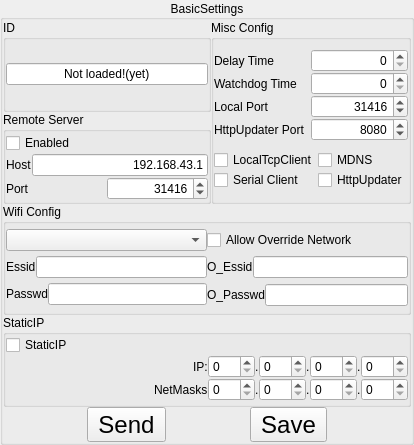
Old version of the form Apps/LedRemoteControl/editbasicsettingsgroupbox.ui in the repository successbyfailure/libreLeds.
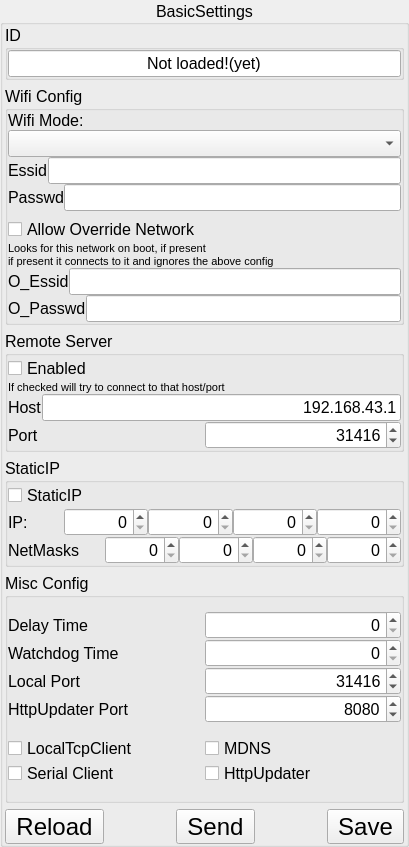
New version of the form.

Diff of the .ui file:
```diff
--- a/Apps/LedRemoteControl/editbasicsettingsgroupbox.ui
+++ b/Apps/LedRemoteControl/editbasicsettingsgroupbox.ui
@@ -6,10 +6,15 @@
    <rect>
     <x>0</x>
     <y>0</y>
-    <width>414</width>
-    <height>445</height>
+    <width>409</width>
+    <height>847</height>
    </rect>
   </property>
+  <property name="font">
+   <font>
+    <pointsize>12</pointsize>
+   </font>
+  </property>
   <property name="windowTitle">
    <string>GroupBox</string>
   </property>
@@ -25,379 +30,62 @@
   <property name="checkable">
    <bool>false</bool>
   </property>
-  <layout class="QVBoxLayout" name="verticalLayout_2" stretch="10,6,5,1">
-   <property name="spacing">
-    <number>0</number>
-   </property>
+  <layout class="QVBoxLayout" name="verticalLayout_3" stretch="1,3,2,2,5,1">
    <property name="leftMargin">
-    <number>0</number>
+    <number>2</number>
    </property>
    <property name="topMargin">
     <number>0</number>
    </property>
    <property name="rightMargin">
-    <number>0</number>
+    <number>2</number>
    </property>
    <property name="bottomMargin">
     <number>0</number>
    </property>
    <item>
-    <layout class="QHBoxLayout" name="horizontalLayout_33">
-     <property name="spacing">
-      <number>0</number>
+    <widget class="QGroupBox" name="gbID">
+     <property name="title">
+      <string>ID</string>
      </property>
-     <item>
-      <layout class="QVBoxLayout" name="verticalLayout_15">
-       <property name="spacing">
-        <number>0</number>
-       </property>
-       <item>
-        <widget class="QGroupBox" name="gbID">
-         <property name="title">
-          <string>ID</string>
-         </property>
-         <layout class="QVBoxLayout" name="verticalLayout_9">
-          <property name="spacing">
-           <number>0</number>
-          </property>
-          <property name="leftMargin">
-           <number>0</number>
-          </property>
-          <property name="topMargin">
-           <number>0</number>
-          </property>
-          <property name="rightMargin">
-           <number>0</number>
-          </property>
-          <property name="bottomMargin">
-           <number>0</number>
-          </property>
-          <item>
-           <widget class="QLineEdit" name="editID">
-            <property name="text">
-             <string>Not loaded!(yet)</string>
-            </property>
-            <property name="maxLength">
-             <number>20</number>
-            </property>
-            <property name="alignment">
-             <set>Qt::AlignCenter</set>
-            </property>
-           </widget>
-          </item>
-         </layout>
-        </widget>
-       </item>
-       <item>
-        <widget class="QGroupBox" name="groupBox_2">
-         <property name="title">
-          <string>Remote Server</string>
-         </property>
-         <layout class="QVBoxLayout" name="verticalLayout_10">
-          <property name="spacing">
-           <number>0</number>
-          </property>
-          <property name="leftMargin">
-           <number>0</number>
-          </property>
-          <property name="topMargin">
-           <number>0</number>
-          </property>
-          <property name="rightMargin">
-           <number>0</number>
-          </property>
-          <property name="bottomMargin">
-           <number>0</number>
-          </property>
-          <item>
-           <widget class="QCheckBox" name="checkremoteEnabled">
-            <property name="text">
-             <string>Enabled</string>
-            </property>
-           </widget>
-          </item>
-          <item>
-           <layout class="QHBoxLayout" name="horizontalLayout_29">
-            <property name="spacing">
-             <number>0</number>
-            </property>
-            <item>
-             <widget class="QLabel" name="label_24">
-              <property name="text">
-               <string>Host</string>
-              </property>
-             </widget>
-            </item>
-            <item>
-             <widget class="QLineEdit" name="editRemoteHost">
-              <property name="text">
-               <string>192.168.43.1</string>
-              </property>
-              <property name="maxLength">
-               <number>20</number>
-              </property>
-              <property name="alignment">
-               <set>Qt::AlignRight|Qt::AlignTrailing|Qt::AlignVCenter</set>
-              </property>
-             </widget>
-            </item>
-           </layout>
-          </item>
-          <item>
-           <layout class="QHBoxLayout" name="horizontalLayout_27">
-            <property name="spacing">
-             <number>0</number>
-            </property>
-            <item>
-             <widget class="QLabel" name="label_25">
-              <property name="text">
-               <string>Port</string>
-              </property>
-             </widget>
-            </item>
-            <item>
-             <widget class="QSpinBox" name="spinRemotePort">
-              <property name="alignment">
-               <set>Qt::AlignRight|Qt::AlignTrailing|Qt::AlignVCenter</set>
-              </property>
-              <property name="minimum">
-               <number>100</number>
-              </property>
-              <property name="maximum">
-               <number>65536</number>
-              </property>
-              <property name="value">
-               <number>31416</number>
-              </property>
-             </widget>
-            </item>
-           </layout>
-          </item>
-         </layout>
-        </widget>
-       </item>
-      </layout>
-     </item>
-     <item>
-      <widget class="QGroupBox" name="gbMisc">
-       <property name="title">
-        <string>Misc Config</string>
-       </property>
-       <layout class="QVBoxLayout" name="verticalLayout_14">
-        <property name="spacing">
-         <number>0</number>
+     <layout class="QVBoxLayout" name="verticalLayout_9">
+      <property name="spacing">
+       <number>0</number>
+      </property>
+      <property name="leftMargin">
+       <number>0</number>
+      </property>
+      <property name="topMargin">
+       <number>0</number>
+      </property>
+      <property name="rightMargin">
+       <number>0</number>
+      </property>
+      <property name="bottomMargin">
+       <number>0</number>
+      </property>
+      <item>
+       <widget class="QLineEdit" name="editID">
+        <property name="text">
+         <string>Not loaded!(yet)</string>
         </property>
-        <property name="leftMargin">
-         <number>0</number>
+        <property name="maxLength">
+         <number>20</number>
         </property>
-        <property name="topMargin">
-         <number>0</number>
+        <property name="alignment">
+         <set>Qt::AlignCenter</set>
         </property>
-        <property name="rightMargin">
-         <number>0</number>
-        </property>
-        <property name="bottomMargin">
-         <number>0</number>
-        </property>
-        <item>
-         <layout class="QVBoxLayout" name="verticalLayout_12">
-          <property name="spacing">
-           <number>0</number>
-          </property>
-          <item>
-           <layout class="QHBoxLayout" name="horizontalLayout_20">
-            <property name="spacing">
-             <number>0</number>
-            </property>
-            <item>
-             <widget class="QLabel" name="label_18">
-              <property name="text">
-               <string>Delay Time</string>
-              </property>
-             </widget>
-            </item>
-            <item>
-             <widget class="QSpinBox" name="spinDelayTime">
-              <property name="alignment">
-               <set>Qt::AlignRight|Qt::AlignTrailing|Qt::AlignVCenter</set>
-              </property>
-              <property name="buttonSymbols">
-               <enum>QAbstractSpinBox::UpDownArrows</enum>
-              </property>
-              <property name="maximum">
-               <number>2000</number>
-              </property>
-             </widget>
-            </item>
-           </layout>
-          </item>
-          <item>
-           <layout class="QHBoxLayout" name="horizontalLayout_21">
-            <property name="spacing">
-             <number>0</number>
-            </property>
-            <item>
-             <widget class="QLabel" name="label_19">
-              <property name="text">
-               <string>Watchdog Time</string>
-              </property>
-             </widget>
-            </item>
-            <item>
-             <widget class="QSpinBox" name="spinWatchdog">
-              <property name="alignment">
-               <set>Qt::AlignRight|Qt::AlignTrailing|Qt::AlignVCenter</set>
-              </property>
-              <property name="buttonSymbols">
-               <enum>QAbstractSpinBox::UpDownArrows</enum>
-              </property>
-              <property name="maximum">
-               <number>30000</number>
-              </property>
-              <property name="singleStep">
-               <number>100</number>
-              </property>
-             </widget>
-            </item>
-           </layout>
-          </item>
-          <item>
-           <layout class="QHBoxLayout" name="horizontalLayout_31">
-            <property name="spacing">
-             <number>0</number>
-            </property>
-            <item>
-             <widget class="QLabel" name="label_27">
-              <property name="text">
-               <string>Local Port</string>
-              </property>
-             </widget>
-            </item>
-            <item>
-             <widget class="QSpinBox" name="spinLocalPort">
-              <property name="alignment">
-               <set>Qt::AlignRight|Qt::AlignTrailing|Qt::AlignVCenter</set>
-              </property>
-              <property name="buttonSymbols">
-               <enum>QAbstractSpinBox::UpDownArrows</enum>
-              </property>
-              <property name="minimum">
-               <number>1000</number>
-              </property>
-              <property name="maximum">
-               <number>65356</number>
-              </property>
-              <property name="singleStep">
-               <number>1</number>
-              </property>
-              <property name="value">
-               <number>31416</number>
-              </property>
-             </widget>
-            </item>
-           </layout>
-          </item>
-          <item>
-           <layout class="QHBoxLayout" name="horizontalLayout_30">
-            <property name="spacing">
-             <number>0</number>
-            </property>
-            <item>
-             <widget class="QLabel" name="label_26">
-              <property name="text">
-               <string>HttpUpdater Port</string>
-              </property>
-             </widget>
-            </item>
-            <item>
-             <widget class="QSpinBox" name="spinHttpUpdaterPort">
-              <property name="alignment">
-               <set>Qt::AlignRight|Qt::AlignTrailing|Qt::AlignVCenter</set>
-              </property>
-              <property name="buttonSymbols">
-               <enum>QAbstractSpinBox::UpDownArrows</enum>
-              </property>
-              <property name="minimum">
-               <number>1000</number>
-              </property>
-              <property name="maximum">
-               <number>65356</number>
-              </property>
-              <property name="singleStep">
-               <number>1</number>
-              </property>
-              <property name="value">
-               <number>8080</number>
-              </property>
-             </widget>
-            </item>
-           </layout>
-          </item>
-         </layout>
-        </item>
-        <item>
-         <layout class="QHBoxLayout" name="horizontalLayout_32">
-          <property name="spacing">
-           <number>0</number>
-          </property>
-          <item>
-           <layout class="QVBoxLayout" name="verticalLayout_11">
-            <property name="spacing">
-             <number>0</number>
-            </property>
-            <item>
-             <widget class="QCheckBox" name="checkTCPCLientEnabled">
-              <property name="text">
-               <string>LocalTcpClient</string>
-              </property>
-             </widget>
-            </item>
-            <item>
-             <widget class="QCheckBox" name="checkSerialClient">
-              <property name="text">
-               <string>Serial Client</string>
-              </property>
-             </widget>
-            </item>
-           </layout>
-          </item>
-          <item>
-           <layout class="QVBoxLayout" name="verticalLayout_6">
-            <property name="spacing">
-             <number>0</number>
-            </property>
-            <item>
-             <widget class="QCheckBox" name="checkMdnsEnabled">
-              <property name="text">
-               <string>MDNS</string>
-              </property>
-             </widget>
-            </item>
-            <item>
-             <widget class="QCheckBox" name="checkHttpUpdateEnabled">
-              <property name="text">
-               <string>HttpUpdater</string>
-              </property>
-             </widget>
-            </item>
-           </layout>
-          </item>
-         </layout>
-        </item>
-       </layout>
-      </widget>
-     </item>
-    </layout>
+       </widget>
+      </item>
+     </layout>
+    </widget>
    </item>
    <item>
     <widget class="QGroupBox" name="gbWifi">
      <property name="title">
       <string>Wifi Config</string>
      </property>
-     <layout class="QHBoxLayout" name="horizontalLayout_26">
-      <property name="spacing">
-       <number>0</number>
-      </property>
+     <layout class="QVBoxLayout" name="verticalLayout_2">
       <property name="leftMargin">
        <number>0</number>
       </property>
@@ -415,6 +103,13 @@
         <property name="spacing">
          <number>0</number>
         </property>
+        <item>
+         <widget class="QLabel" name="label_9">
+          <property name="text">
+           <string>Wifi Mode:</string>
+          </property>
+         </widget>
+        </item>
         <item>
          <widget class="QComboBox" name="comboWifiMode"/>
         </item>
@@ -474,6 +169,30 @@
           </property>
          </widget>
         </item>
+        <item>
+         <widget class="QLabel" name="label_10">
+          <property name="font">
+           <font>
+            <pointsize>8</pointsize>
+           </font>
+          </property>
+          <property name="text">
+           <string>Looks for this network on boot, if present</string>
+          </property>
+         </widget>
+        </item>
+        <item>
+         <widget class="QLabel" name="label_12">
+          <property name="font">
+           <font>
+            <pointsize>8</pointsize>
+           </font>
+          </property>
+          <property name="text">
+           <string>if present it connects to it and ignores the above config</string>
+          </property>
+         </widget>
+        </item>
         <item>
          <layout class="QHBoxLayout" name="horizontalLayout_24">
           <property name="spacing">
@@ -521,6 +240,106 @@
      </layout>
     </widget>
    </item>
+   <item>
+    <widget class="QGroupBox" name="groupBox_2">
+     <property name="title">
+      <string>Remote Server</string>
+     </property>
+     <layout class="QVBoxLayout" name="verticalLayout_10">
+      <property name="spacing">
+       <number>0</number>
+      </property>
+      <property name="leftMargin">
+       <number>0</number>
+      </property>
+      <property name="topMargin">
+       <number>0</number>
+      </property>
+      <property name="rightMargin">
+       <number>0</number>
+      </property>
+      <property name="bottomMargin">
+       <number>0</number>
+      </property>
+      <item>
+       <widget class="QCheckBox" name="checkremoteEnabled">
+        <property name="text">
+         <string>Enabled</string>
+        </property>
+       </widget>
+      </item>
+      <item>
+       <widget class="QLabel" name="label_11">
+        <property name="font">
+         <font>
+          <pointsize>8</pointsize>
+         </font>
+        </property>
+        <property name="text">
+         <string>If checked will try to connect to that host/port</string>
+        </property>
+       </widget>
+      </item>
+      <item>
+       <layout class="QHBoxLayout" name="horizontalLayout_29">
+        <property name="spacing">
+         <number>0</number>
+        </property>
+        <item>
+         <widget class="QLabel" name="label_24">
+          <property name="text">
+           <string>Host</string>
+          </property>
+         </widget>
+        </item>
+        <item>
+         <widget class="QLineEdit" name="editRemoteHost">
+          <property name="text">
+           <string>192.168.43.1</string>
+          </property>
+          <property name="maxLength">
+           <number>20</number>
+          </property>
+          <property name="alignment">
+           <set>Qt::AlignRight|Qt::AlignTrailing|Qt::AlignVCenter</set>
+          </property>
+         </widget>
+        </item>
+       </layout>
+      </item>
+      <item>
+       <layout class="QHBoxLayout" name="horizontalLayout_27">
+        <property name="spacing">
+         <number>0</number>
+        </property>
+        <item>
+         <widget class="QLabel" name="label_25">
+          <property name="text">
+           <string>Port</string>
+          </property>
+         </widget>
+        </item>
+        <item>
+         <widget class="QSpinBox" name="spinRemotePort">
+          <property name="alignment">
+           <set>Qt::AlignRight|Qt::AlignTrailing|Qt::AlignVCenter</set>
+          </property>
+          <property name="minimum">
+           <number>100</number>
+          </property>
+          <property name="maximum">
+           <number>65536</number>
+          </property>
+          <property name="value">
+           <number>31416</number>
+          </property>
+         </widget>
+        </item>
+       </layout>
+      </item>
+     </layout>
+    </widget>
+   </item>
    <item>
     <widget class="QGroupBox" name="groupBox">
      <property name="title">
@@ -550,23 +369,10 @@
        </widget>
       </item>
       <item>
-       <layout class="QHBoxLayout" name="horizontalLayout_2">
+       <layout class="QHBoxLayout" name="horizontalLayout_2" stretch="1,1,3,3,3,3">
         <property name="spacing">
          <number>0</number>
         </property>
-        <item>
-         <spacer name="horizontalSpacer">
-          <property name="orientation">
-           <enum>Qt::Horizontal</enum>
-          </property>
-          <property name="sizeHint" stdset="0">
-           <size>
-            <width>40</width>
-            <height>20</height>
-           </size>
-          </property>
-         </spacer>
-        </item>
         <item>
          <widget class="QLabel" name="label">
           <property name="text">
@@ -574,50 +380,84 @@
           </property>
          </widget>
         </item>
+        <item>
+         <spacer name="horizontalSpacer">
+          <property name="orientation">
+           <enum>Qt::Horizontal</enum>
+          </property>
+          <property name="sizeHint" stdset="0">
+           <size>
+            <width>40</width>
+            <height>20</height>
+           </size>
+          </property>
+         </spacer>
+        </item>
         <item>
          <widget class="QSpinBox" name="spinIP0">
+          <property name="minimumSize">
+           <size>
+            <width>50</width>
+            <height>0</height>
+           </size>
+          </property>
+          <property name="layoutDirection">
+           <enum>Qt::LeftToRight</enum>
+          </property>
+          <property name="alignment">
+           <set>Qt::AlignRight|Qt::AlignTrailing|Qt::AlignVCenter</set>
+          </property>
+          <property name="accelerated">
+           <bool>true</bool>
+          </property>
           <property name="maximum">
            <number>255</number>
           </property>
          </widget>
         </item>
-        <item>
-         <widget class="QLabel" name="label_2">
-          <property name="text">
-           <string>.</string>
-          </property>
-         </widget>
-        </item>
         <item>
          <widget class="QSpinBox" name="spinIP1">
+          <property name="layoutDirection">
+           <enum>Qt::LeftToRight</enum>
+          </property>
+          <property name="alignment">
+           <set>Qt::AlignRight|Qt::AlignTrailing|Qt::AlignVCenter</set>
+          </property>
+          <property name="accelerated">
+           <bool>true</bool>
+          </property>
           <property name="maximum">
            <number>255</number>
           </property>
          </widget>
         </item>
-        <item>
-         <widget class="QLabel" name="label_3">
-          <property name="text">
-           <string>.</string>
-          </property>
-         </widget>
-        </item>
         <item>
          <widget class="QSpinBox" name="spinIP2">
+          <property name="layoutDirection">
+           <enum>Qt::LeftToRight</enum>
+          </property>
+          <property name="alignment">
+           <set>Qt::AlignRight|Qt::AlignTrailing|Qt::AlignVCenter</set>
+          </property>
+          <property name="accelerated">
+           <bool>true</bool>
+          </property>
           <property name="maximum">
            <number>255</number>
           </property>
          </widget>
         </item>
-        <item>
-         <widget class="QLabel" name="label_4">
-          <property name="text">
-           <string>.</string>
-          </property>
-         </widget>
-        </item>
         <item>
          <widget class="QSpinBox" name="spinIP3">
+          <property name="layoutDirection">
+           <enum>Qt::LeftToRight</enum>
+          </property>
+          <property name="alignment">
+           <set>Qt::AlignRight|Qt::AlignTrailing|Qt::AlignVCenter</set>
+          </property>
+          <property name="accelerated">
+           <bool>true</bool>
+          </property>
           <property name="maximum">
            <number>255</number>
           </property>
@@ -626,23 +466,10 @@
        </layout>
       </item>
       <item>
-       <layout class="QHBoxLayout" name="horizontalLayout_3">
+       <layout class="QHBoxLayout" name="horizontalLayout_3" stretch="2,1,3,3,3,3">
         <property name="spacing">
          <number>0</number>
         </property>
-        <item>
-         <spacer name="horizontalSpacer_2">
-          <property name="orientation">
-           <enum>Qt::Horizontal</enum>
-          </property>
-          <property name="sizeHint" stdset="0">
-           <size>
-            <width>40</width>
-            <height>20</height>
-           </size>
-          </property>
-         </spacer>
-        </item>
         <item>
          <widget class="QLabel" name="label_5">
           <property name="text">
@@ -650,50 +477,78 @@
           </property>
          </widget>
         </item>
+        <item>
+         <spacer name="horizontalSpacer_2">
+          <property name="orientation">
+           <enum>Qt::Horizontal</enum>
+          </property>
+          <property name="sizeHint" stdset="0">
+           <size>
+            <width>40</width>
+            <height>20</height>
+           </size>
+          </property>
+         </spacer>
+        </item>
         <item>
          <widget class="QSpinBox" name="spinNetMaks0">
+          <property name="layoutDirection">
+           <enum>Qt::LeftToRight</enum>
+          </property>
+          <property name="alignment">
+           <set>Qt::AlignRight|Qt::AlignTrailing|Qt::AlignVCenter</set>
+          </property>
+          <property name="accelerated">
+           <bool>true</bool>
+          </property>
           <property name="maximum">
            <number>255</number>
           </property>
          </widget>
         </item>
-        <item>
-         <widget class="QLabel" name="label_6">
-          <property name="text">
-           <string>.</string>
-          </property>
-         </widget>
-        </item>
         <item>
          <widget class="QSpinBox" name="spinNetMaks1">
+          <property name="layoutDirection">
+           <enum>Qt::LeftToRight</enum>
+          </property>
+          <property name="alignment">
+           <set>Qt::AlignRight|Qt::AlignTrailing|Qt::AlignVCenter</set>
+          </property>
+          <property name="accelerated">
+           <bool>true</bool>
+          </property>
           <property name="maximum">
            <number>255</number>
           </property>
          </widget>
         </item>
-        <item>
-         <widget class="QLabel" name="label_7">
-          <property name="text">
-           <string>.</string>
-          </property>
-         </widget>
-        </item>
         <item>
          <widget class="QSpinBox" name="spinNetMaks2">
+          <property name="layoutDirection">
+           <enum>Qt::LeftToRight</enum>
+          </property>
+          <property name="alignment">
+           <set>Qt::AlignRight|Qt::AlignTrailing|Qt::AlignVCenter</set>
+          </property>
+          <property name="accelerated">
+           <bool>true</bool>
+          </property>
           <property name="maximum">
            <number>255</number>
           </property>
          </widget>
         </item>
-        <item>
-         <widget class="QLabel" name="label_8">
-          <property name="text">
-           <string>.</string>
-          </property>
-         </widget>
-        </item>
         <item>
          <widget class="QSpinBox" name="spinNetMaks3">
+          <property name="layoutDirection">
+           <enum>Qt::LeftToRight</enum>
+          </property>
+          <property name="alignment">
+           <set>Qt::AlignRight|Qt::AlignTrailing|Qt::AlignVCenter</set>
+          </property>
+          <property name="accelerated">
+           <bool>true</bool>
+          </property>
           <property name="maximum">
            <number>255</number>
           </property>
@@ -704,11 +559,251 @@
      </layout>
     </widget>
    </item>
+   <item>
+    <widget class="QGroupBox" name="gbMisc">
+     <property name="title">
+      <string>Misc Config</string>
+     </property>
+     <layout class="QVBoxLayout" name="verticalLayout_14">
+      <property name="spacing">
+       <number>0</number>
+      </property>
+      <property name="leftMargin">
+       <number>0</number>
+      </property>
+      <property name="topMargin">
+       <number>0</number>
+      </property>
+      <property name="rightMargin">
+       <number>0</number>
+      </property>
+      <property name="bottomMargin">
+       <number>0</number>
+      </property>
+      <item>
+       <layout class="QVBoxLayout" name="verticalLayout_12">
+        <property name="spacing">
+         <number>0</number>
+        </property>
+        <item>
+         <layout class="QHBoxLayout" name="horizontalLayout_20">
+          <property name="spacing">
+           <number>0</number>
+          </property>
+          <item>
+           <widget class="QLabel" name="label_18">
+            <property name="text">
+             <string>Delay Time</string>
+            </property>
+           </widget>
+          </item>
+          <item>
+           <widget class="QSpinBox" name="spinDelayTime">
+            <property name="alignment">
+             <set>Qt::AlignRight|Qt::AlignTrailing|Qt::AlignVCenter</set>
+            </property>
+            <property name="buttonSymbols">
+             <enum>QAbstractSpinBox::UpDownArrows</enum>
+            </property>
+            <property name="maximum">
+             <number>2000</number>
+            </property>
+           </widget>
+          </item>
+         </layout>
+        </item>
+        <item>
+         <layout class="QHBoxLayout" name="horizontalLayout_21">
+          <property name="spacing">
+           <number>0</number>
+          </property>
+          <item>
+           <widget class="QLabel" name="label_19">
+            <property name="text">
+             <string>Watchdog Time</string>
+            </property>
+           </widget>
+          </item>
+          <item>
+           <widget class="QSpinBox" name="spinWatchdog">
+            <property name="alignment">
+             <set>Qt::AlignRight|Qt::AlignTrailing|Qt::AlignVCenter</set>
+            </property>
+            <property name="buttonSymbols">
+             <enum>QAbstractSpinBox::UpDownArrows</enum>
+            </property>
+            <property name="maximum">
+             <number>30000</number>
+            </property>
+            <property name="singleStep">
+             <number>100</number>
+            </property>
+           </widget>
+          </item>
+         </layout>
+        </item>
+        <item>
+         <layout class="QHBoxLayout" name="horizontalLayout_31">
+          <property name="spacing">
+           <number>0</number>
+          </property>
+          <item>
+           <widget class="QLabel" name="label_27">
+            <property name="text">
+             <string>Local Port</string>
+            </property>
+           </widget>
+          </item>
+          <item>
+           <widget class="QSpinBox" name="spinLocalPort">
+            <property name="alignment">
+             <set>Qt::AlignRight|Qt::AlignTrailing|Qt::AlignVCenter</set>
+            </property>
+            <property name="buttonSymbols">
+             <enum>QAbstractSpinBox::UpDownArrows</enum>
+            </property>
+            <property name="minimum">
+             <number>1000</number>
+            </property>
+            <property name="maximum">
+             <number>65356</number>
+            </property>
+            <property name="singleStep">
+             <number>1</number>
+            </property>
+            <property name="value">
+             <number>31416</number>
+            </property>
+           </widget>
+          </item>
+         </layout>
+        </item>
+        <item>
+         <layout class="QHBoxLayout" name="horizontalLayout_30">
+          <property name="spacing">
+           <number>0</number>
+          </property>
+          <item>
+           <widget class="QLabel" name="label_26">
+            <property name="text">
+             <string>HttpUpdater Port</string>
+            </property>
+           </widget>
+          </item>
+          <item>
+           <widget class="QSpinBox" name="spinHttpUpdaterPort">
+            <property name="alignment">
+             <set>Qt::AlignRight|Qt::AlignTrailing|Qt::AlignVCenter</set>
+            </property>
+            <property name="buttonSymbols">
+             <enum>QAbstractSpinBox::UpDownArrows</enum>
+            </property>
+            <property name="minimum">
+             <number>1000</number>
+            </property>
+            <property name="maximum">
+             <number>65356</number>
+            </property>
+            <property name="singleStep">
+             <number>1</number>
+            </property>
+            <property name="value">
+             <number>8080</number>
+            </property>
+           </widget>
+          </item>
+         </layout>
+        </item>
+       </layout>
+      </item>
+      <item>
+       <layout class="QHBoxLayout" name="horizontalLayout_32">
+        <property name="spacing">
+         <number>0</number>
+        </property>
+        <item>
+         <layout class="QVBoxLayout" name="verticalLayout_11">
+          <property name="spacing">
+           <number>0</number>
+          </property>
+          <item>
+           <widget class="QCheckBox" name="checkTCPCLientEnabled">
+            <property name="text">
+             <string>LocalTcpClient</string>
+            </property>
+           </widget>
+          </item>
+          <item>
+           <widget class="QCheckBox" name="checkSerialClient">
+            <property name="text">
+             <string>Serial Client</string>
+            </property>
+           </widget>
+          </item>
+         </layout>
+        </item>
+        <item>
+         <layout class="QVBoxLayout" name="verticalLayout_6">
+          <property name="spacing">
+           <number>0</number>
+          </property>
+          <item>
+           <widget class="QCheckBox" name="checkMdnsEnabled">
+            <property name="text">
+             <string>MDNS</string>
+            </property>
+           </widget>
+          </item>
+          <item>
+           <widget class="QCheckBox" name="checkHttpUpdateEnabled">
+            <property name="text">
+             <string>HttpUpdater</string>
+            </property>
+           </widget>
+          </item>
+         </layout>
+        </item>
+       </layout>
+      </item>
+     </layout>
+    </widget>
+   </item>
    <item>
     <layout class="QHBoxLayout" name="horizontalLayout">
      <property name="spacing">
       <number>0</number>
      </property>
+     <item>
+      <widget class="QToolButton" name="btnReload">
+       <property name="font">
+        <font>
+         <pointsize>18</pointsize>
+        </font>
+       </property>
+       <property name="text">
+        <string>Reload</string>
+       </property>
+       <property name="iconSize">
+        <size>
+         <width>32</width>
+         <height>32</height>
+        </size>
+       </property>
+      </widget>
+     </item>
+     <item>
+      <spacer name="horizontalSpacer_3">
+       <property name="orientation">
+        <enum>Qt::Horizontal</enum>
+       </property>
+       <property name="sizeHint" stdset="0">
+        <size>
+         <width>40</width>
+         <height>20</height>
+        </size>
+       </property>
+      </spacer>
+     </item>
      <item>
       <widget class="QToolButton" name="btnSend">
        <property name="font">
@@ -727,6 +822,19 @@
        </property>
       </widget>
      </item>
+     <item>
+      <spacer name="horizontalSpacer_4">
+       <property name="orientation">
+        <enum>Qt::Horizontal</enum>
+       </property>
+       <property name="sizeHint" stdset="0">
+        <size>
+         <width>40</width>
+         <height>20</height>
+        </size>
+       </property>
+      </spacer>
+     </item>
      <item>
       <widget class="QToolButton" name="btnSave">
        <property name="font">
```
